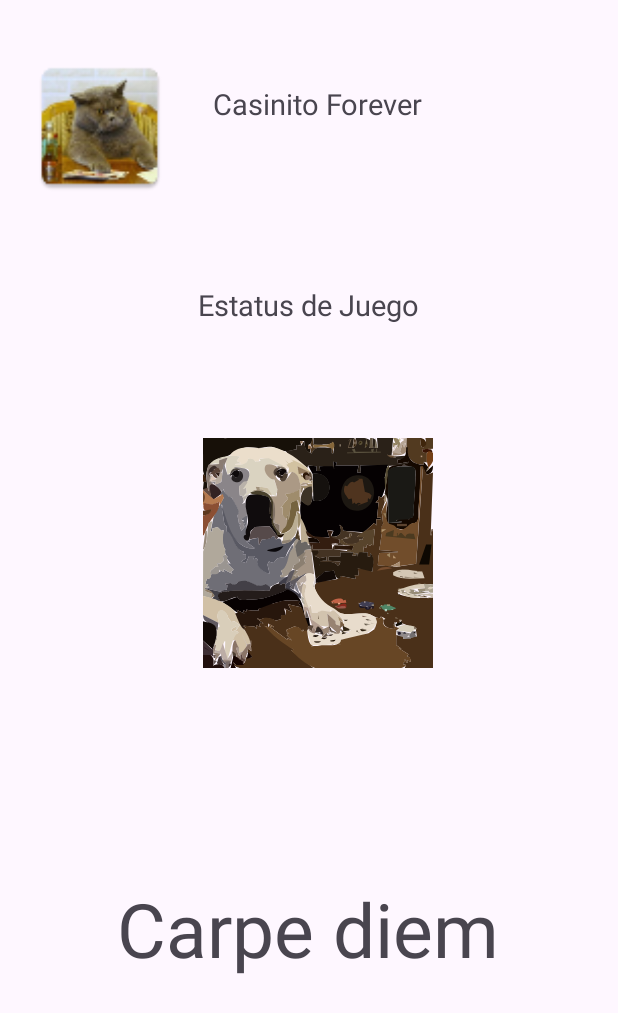
After one commit to Forever-3/Examen01-Apuestas, an Android app: the finalActivity screen opened directly, with no data from a screen before it, on a phone screen of 412 x 824 dp. The commit adds this screen. Shown: the top 1013 px of the screen. Run offline under Robolectric (Android 15) with nearby library versions, the phone set to English and light mode, and no system bars.

Commit message:
final layout in process

```diff
--- a/app/src/main/AndroidManifest.xml
+++ b/app/src/main/AndroidManifest.xml
@@ -12,21 +12,22 @@
         android:supportsRtl="true"
         android:theme="@style/Theme.Examen01Forever3"
         tools:targetApi="31">
-
+        <activity
+            android:name=".finalActivity"
+            android:exported="false" />
         <activity
             android:name=".jugarActivity"
             android:exported="false"
-            android:screenOrientation="landscape" />  <!-- Forzar orientación horizontal -->
-
+            android:screenOrientation="landscape" /> <!-- Forzar orientación horizontal -->
         <activity
             android:name=".LandActivity"
             android:exported="false" />
-
         <activity
             android:name=".MainActivity"
             android:exported="true">
             <intent-filter>
                 <action android:name="android.intent.action.MAIN" />
+
                 <category android:name="android.intent.category.LAUNCHER" />
             </intent-filter>
         </activity>
--- /dev/null
+++ b/app/src/main/java/com/kevin/examen01forever3/finalActivity.kt
@@ -0,0 +1,16 @@
+package com.kevin.examen01forever3
+
+import android.os.Bundle
+import androidx.activity.enableEdgeToEdge
+import androidx.appcompat.app.AppCompatActivity
+import androidx.core.view.ViewCompat
+import androidx.core.view.WindowInsetsCompat
+
+class finalActivity : AppCompatActivity() {
+    override fun onCreate(savedInstanceState: Bundle?) {
+        super.onCreate(savedInstanceState)
+        enableEdgeToEdge()
+        setContentView(R.layout.activity_final)
+
+    }
+}
--- a/app/src/main/res/drawable/anim_dados.xml
+++ /dev/null
@@ -1,11 +0,0 @@
-<?xml version="1.0" encoding="utf-8"?>
-<animation-list xmlns:android="http://schemas.android.com/apk/res/android"
-    android:oneshot="false"> <!-- Cambiar a "true" si quieres que la animación se reproduzca una sola vez -->
-    <item android:drawable="@drawable/cara1" android:duration="100" />
-    <item android:drawable="@drawable/cara2" android:duration="100" />
-    <item android:drawable="@drawable/cara3" android:duration="100" />
-    <item android:drawable="@drawable/cara4" android:duration="100" />
-    <item android:drawable="@drawable/cara5" android:duration="100" />
-    <item android:drawable="@drawable/cara6" android:duration="100" />
-
-</animation-list>
--- a/app/src/main/res/layout-land/jugar_layout.xml
+++ b/app/src/main/res/layout-land/jugar_layout.xml
@@ -195,6 +195,7 @@
         app:layout_constraintVertical_bias="0.366">
 
         <!-- Fila 1 -->
+
         <RadioButton
             android:id="@+id/radioButton1"
             android:layout_width="wrap_content"
--- /dev/null
+++ b/app/src/main/res/layout/activity_final.xml
@@ -0,0 +1,71 @@
+<?xml version="1.0" encoding="utf-8"?>
+<androidx.constraintlayout.widget.ConstraintLayout xmlns:android="http://schemas.android.com/apk/res/android"
+    xmlns:app="http://schemas.android.com/apk/res-auto"
+    xmlns:tools="http://schemas.android.com/tools"
+    android:id="@+id/main"
+    android:layout_width="match_parent"
+    android:layout_height="match_parent"
+    tools:context=".finalActivity">
+
+    <ImageView
+        android:layout_width="102dp"
+        android:layout_height="97dp"
+        android:layout_marginStart="16dp"
+        android:layout_marginTop="36dp"
+        android:src="@mipmap/gato"
+        app:layout_constraintStart_toStartOf="parent"
+        app:layout_constraintTop_toTopOf="parent" />
+
+    <TextView
+        android:layout_width="wrap_content"
+        android:layout_height="wrap_content"
+        android:text="@string/title1"
+        android:textSize="19sp"
+        app:layout_constraintBottom_toBottomOf="parent"
+        app:layout_constraintEnd_toEndOf="parent"
+        app:layout_constraintHorizontal_bias="0.520"
+        app:layout_constraintStart_toStartOf="parent"
+        app:layout_constraintTop_toTopOf="parent"
+        app:layout_constraintVertical_bias="0.070" />
+
+
+    <TextView
+        android:layout_width="wrap_content"
+        android:layout_height="wrap_content"
+        android:text="@string/titleStatus"
+        android:textSize="19sp"
+        app:layout_constraintBottom_toBottomOf="parent"
+        app:layout_constraintEnd_toEndOf="parent"
+        app:layout_constraintHorizontal_bias="0.498"
+        app:layout_constraintStart_toStartOf="parent"
+        app:layout_constraintTop_toTopOf="parent"
+        app:layout_constraintVertical_bias="0.238" />
+
+
+    <!-- Estado -->
+
+
+    <TextView
+        android:layout_width="wrap_content"
+        android:layout_height="wrap_content"
+        android:text="@string/status"
+        android:textSize="50sp"
+        app:layout_constraintBottom_toBottomOf="parent"
+        app:layout_constraintEnd_toEndOf="parent"
+        app:layout_constraintHorizontal_bias="0.496"
+        app:layout_constraintStart_toStartOf="parent"
+        app:layout_constraintTop_toTopOf="parent"
+        app:layout_constraintVertical_bias="0.774" />
+
+    <ImageView
+        android:id="@+id/statusImageView"
+        android:layout_width="160dp"
+        android:layout_height="153dp"
+        android:layout_marginStart="132dp"
+        android:layout_marginTop="292dp"
+        android:src="@drawable/neutro1"
+        app:layout_constraintStart_toStartOf="parent"
+        app:layout_constraintTop_toTopOf="parent" />
+
+
+</androidx.constraintlayout.widget.ConstraintLayout>
--- a/app/src/main/res/values/strings.xml
+++ b/app/src/main/res/values/strings.xml
@@ -31,4 +31,12 @@
     <string name="radio_label_17">Opción 17</string>
     <string name="radio_label_18">Opción 18</string>
 
+
+    <!-- FinalActivity -->
+
+    <string name="titleStatus">Estatus de Juego</string>
+
+    <string name="status">Carpe diem</string>
+
+
 </resources>
```
